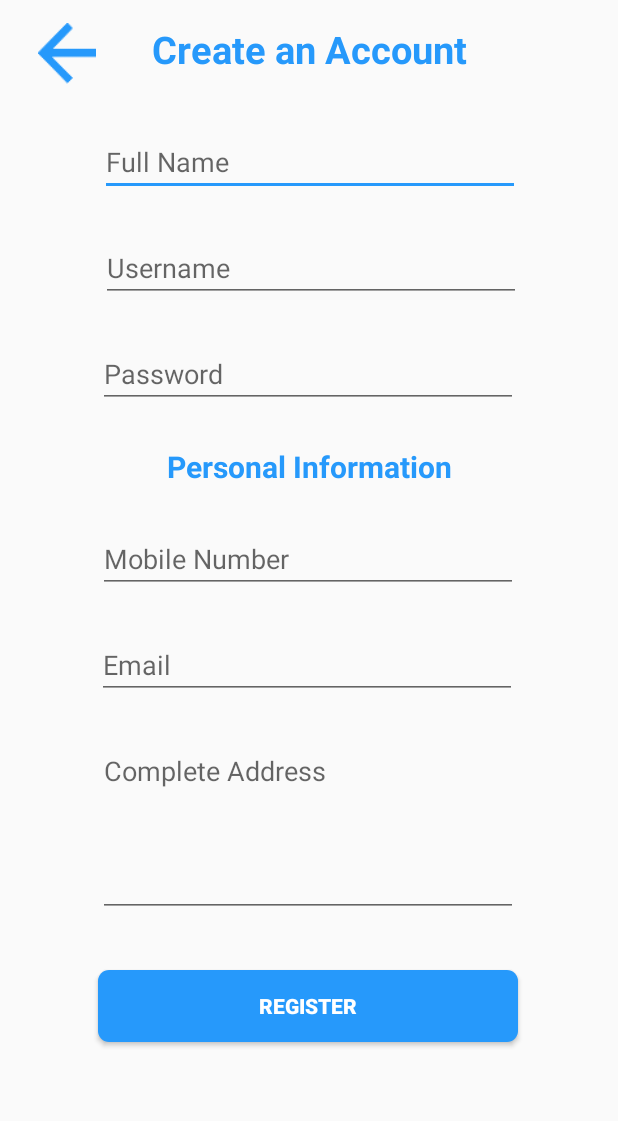
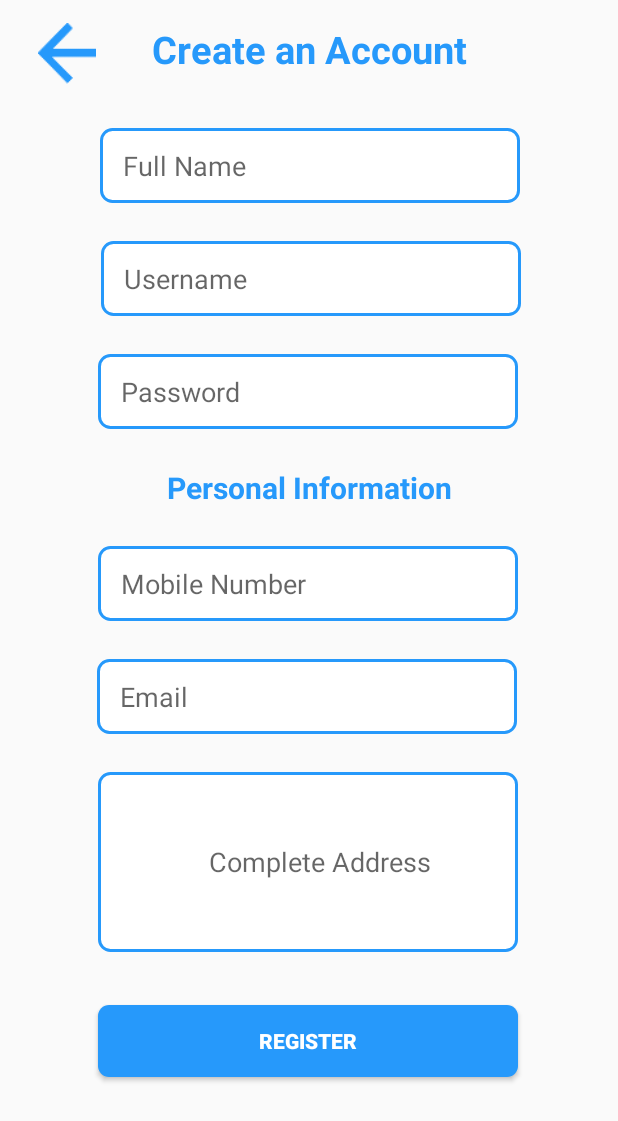
Before and after one commit to radgejoseph/speakup, an Android app: the RegisterActivity screen opened directly, with no data from a screen before it, on a phone screen of 412 x 824 dp. Shown: the top 1121 px of the screen. Run offline under Robolectric (Android 15) with nearby library versions, the phone set to English and light mode, and no system bars.

Commit message:
(Minor Design Improvement (11:30AM)) UPDATE added Date and Time Picker (minor TEST UPDATE OCTOBER 1) RATEME, COMMENDATION, COMPLAINT

```diff
--- a/app/build.gradle
+++ b/app/build.gradle
@@ -28,6 +28,7 @@ dependencies {
     implementation 'androidx.constraintlayout:constraintlayout:2.0.1'
     implementation 'com.google.android.material:material:1.2.1'
     implementation 'androidx.legacy:legacy-support-v4:1.0.0'
+    implementation 'com.google.android.material:material:1.2.1'
     implementation 'androidx.lifecycle:lifecycle-extensions:2.2.0'
     testImplementation 'junit:junit:4.12'
     androidTestImplementation 'androidx.test.ext:junit:1.1.2'
--- /dev/null
+++ b/app/src/main/res/drawable/text_box_layout.xml
@@ -0,0 +1,10 @@
+<?xml version="1.0" encoding="utf-8"?>
+<shape xmlns:android="http://schemas.android.com/apk/res/android"
+    android:shape="rectangle">
+
+    <solid android:color="@color/white"/>
+    <corners android:radius="7dp"/>
+    <stroke android:color="@color/buttonBlue"/>
+    <stroke android:width="2dp"/>
+
+</shape>
--- a/app/src/main/res/layout/login_page.xml
+++ b/app/src/main/res/layout/login_page.xml
@@ -18,6 +18,8 @@
         android:id="@+id/editTextTextPersonName"
         android:layout_width="280dp"
         android:layout_height="50dp"
+        android:background="@drawable/text_box_layout"
+        android:paddingStart="15dp"
         android:ems="10"
         android:hint="@string/username"
         android:inputType="textPersonName"
@@ -35,6 +37,8 @@
         android:layout_height="50dp"
         android:layout_marginTop="40dp"
         android:layout_marginBottom="47dp"
+        android:background="@drawable/text_box_layout"
+        android:paddingStart="15dp"
         android:ems="10"
         android:hint="@string/password"
         android:inputType="textPassword"
--- a/app/src/main/res/layout/register_page.xml
+++ b/app/src/main/res/layout/register_page.xml
@@ -22,7 +22,9 @@
     <EditText
         android:id="@+id/fullname_text"
         android:layout_width="280dp"
-        android:layout_height="wrap_content"
+        android:layout_height="50dp"
+        android:background="@drawable/text_box_layout"
+        android:paddingStart="15dp"
         android:layout_marginTop="35dp"
         android:ems="10"
         android:inputType="textPersonName"
@@ -36,7 +38,9 @@
     <EditText
         android:id="@+id/username_text"
         android:layout_width="280dp"
-        android:layout_height="wrap_content"
+        android:layout_height="50dp"
+        android:background="@drawable/text_box_layout"
+        android:paddingStart="15dp"
         android:layout_marginTop="25dp"
         android:ems="10"
         android:hint="@string/username"
@@ -50,7 +54,9 @@
     <EditText
         android:id="@+id/password_text"
         android:layout_width="280dp"
-        android:layout_height="wrap_content"
+        android:layout_height="50dp"
+        android:background="@drawable/text_box_layout"
+        android:paddingStart="15dp"
         android:layout_marginTop="25dp"
         android:ems="10"
         android:hint="@string/password"
@@ -77,7 +83,9 @@
     <EditText
         android:id="@+id/phone_text"
         android:layout_width="280dp"
-        android:layout_height="wrap_content"
+        android:layout_height="50dp"
+        android:background="@drawable/text_box_layout"
+        android:paddingStart="15dp"
         android:layout_marginTop="25dp"
         android:ems="10"
         android:hint="@string/mobile_number"
@@ -91,7 +99,9 @@
     <EditText
         android:id="@+id/email_text"
         android:layout_width="280dp"
-        android:layout_height="wrap_content"
+        android:layout_height="50dp"
+        android:background="@drawable/text_box_layout"
+        android:paddingStart="15dp"
         android:layout_marginTop="25dp"
         android:ems="10"
         android:hint="@string/email"
@@ -106,10 +116,12 @@
         android:id="@+id/adress_text"
         android:layout_width="280dp"
         android:layout_height="120dp"
+        android:background="@drawable/text_box_layout"
+        android:paddingStart="15dp"
         android:layout_marginTop="25dp"
         android:ems="10"
         android:hint="@string/complete_address"
-        android:gravity="start|top"
+        android:gravity="center"
         android:inputType="textMultiLine"
         app:layout_constraintEnd_toEndOf="parent"
         app:layout_constraintHorizontal_bias="0.497"
--- a/app/src/main/res/values/colors.xml
+++ b/app/src/main/res/values/colors.xml
@@ -1,5 +1,5 @@
 <?xml version="1.0" encoding="utf-8"?>
-<resources>
+<resources xmlns:tools="http://schemas.android.com/tools">
     <color name="colorPrimary">#2699FB</color>
     <color name="colorPrimaryDark">#3F51B5</color>
     <color name="colorAccent">#2699FB</color>
@@ -10,4 +10,5 @@
     <color name="logoutRed" >#E91E63</color>
     <color name="white" >#FFFFFF</color>
 
+    <color name="mtrl_textinput_default_box_stroke_color" tools:override="true">#3F51B5</color>
 </resources>
```
Also changed, not shown: app/src/main/res/layout/fragment_commendation.xml (+18 -2 lines), app/src/main/res/layout/fragment_complaint.xml (+18 -2 lines).
